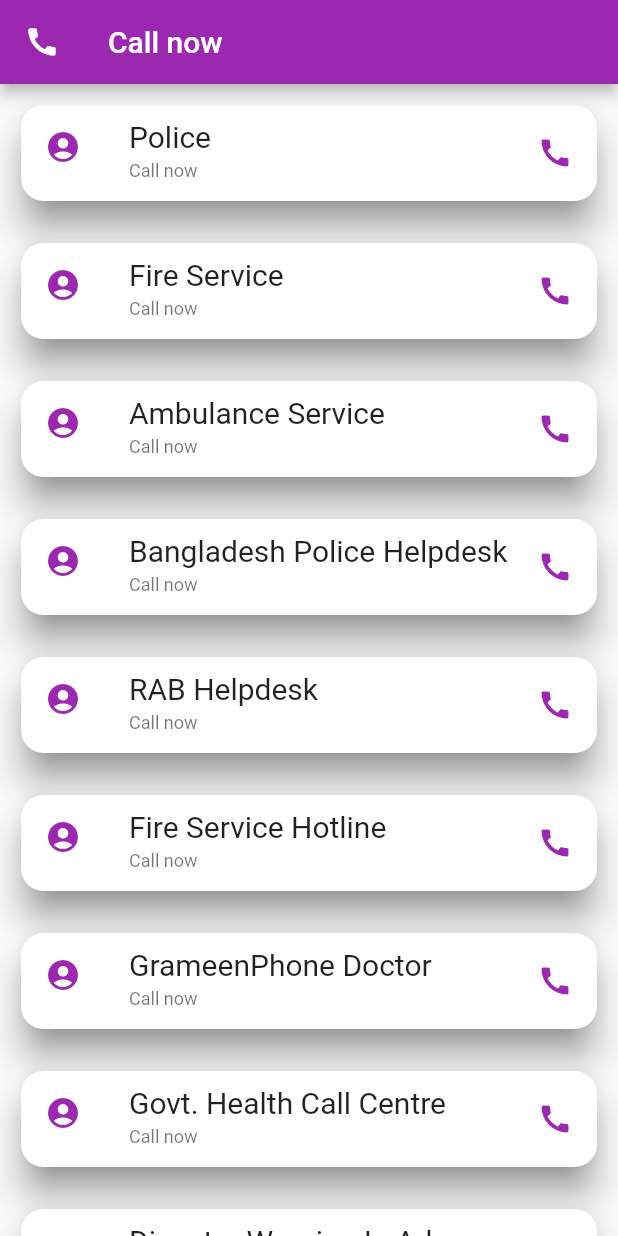
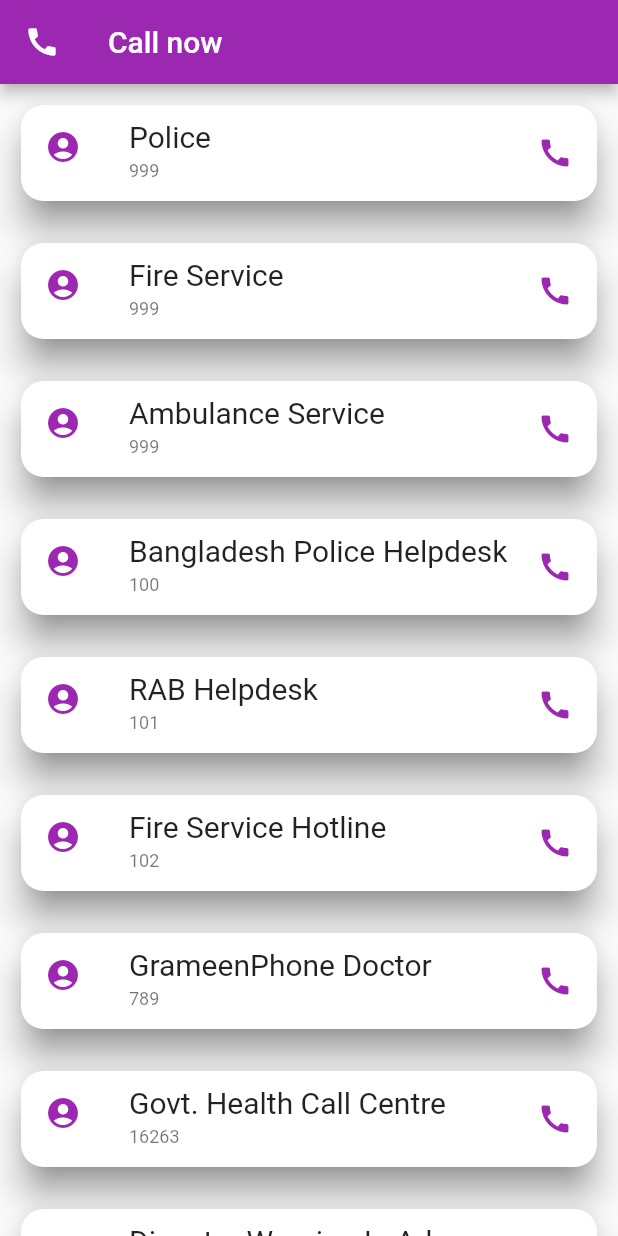
Before and after one commit to Sahim98/flutter-application, a Flutter app: the Helpline screen opened directly, on a phone screen of 412 x 824 dp. Run offline on Flutter 3.47's test engine with Material 2 defaults, Android fonts, the phone set to English and light mode, and no system bars; our stand-ins replace flutter_slider_drawer, liquid_swipe; missing offline and left inert: flutter_phone_direct_caller, flutter_sms.

Commit message:
helpline update

```diff
--- a/lib/Helpline.dart
+++ b/lib/Helpline.dart
@@ -62,13 +62,13 @@ class Helpline extends StatelessWidget {
             name[index],
             style: TextStyle(fontSize: 20),
           ),
-          subtitle: Text("Call now"),
+          subtitle: Text(recipients[index]),
           leading: Icon(Icons.account_circle_rounded, color: Colors.purple),
           trailing: Icon(
             Icons.call,
             color: Colors.purple,
           ),
-          onTap: () => launch('tel:+88${recipients[index]}'),
+          onTap: () => launch('tel:${recipients[index]}'),
         ),
       ),
     );
```
